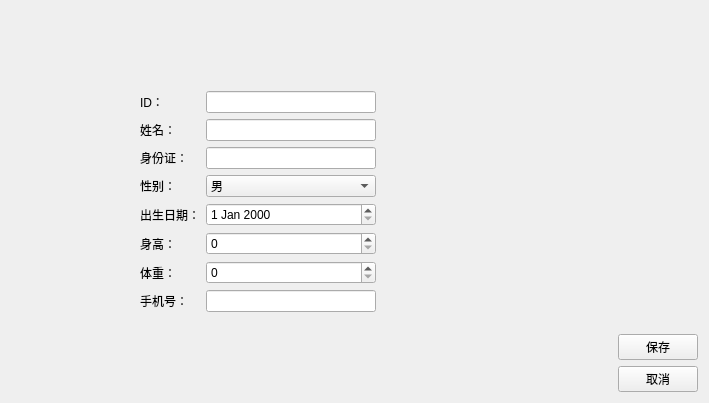
Old version of the form patienteditview.ui in the repository sdn-1/add_new_window.
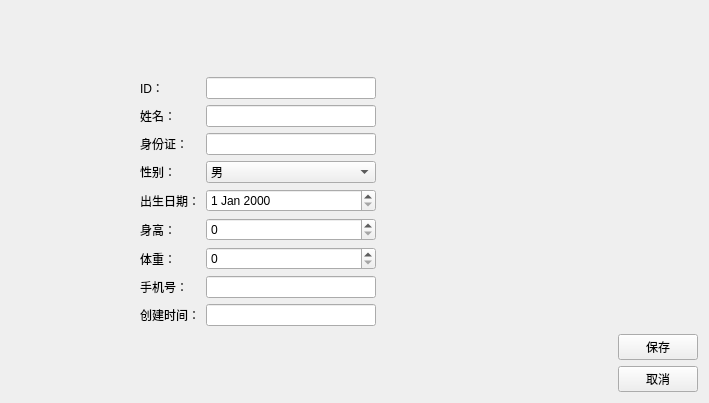
New version of the form.

The edit to the form file:
```diff
--- a/patienteditview.ui
+++ b/patienteditview.ui
@@ -138,7 +138,17 @@
           <widget class="QLineEdit" name="lineEdit_4"/>
          </item>
          <item row="5" column="1">
-          <widget class="QSpinBox" name="spinBox"/>
+          <widget class="QSpinBox" name="dbSpinHeight"/>
+         </item>
+         <item row="8" column="0">
+          <widget class="QLabel" name="label_9">
+           <property name="text">
+            <string>创建时间：</string>
+           </property>
+          </widget>
+         </item>
+         <item row="8" column="1">
+          <widget class="QLineEdit" name="dbCreateTimeStamp"/>
          </item>
         </layout>
        </item>
```
Left out of the diff: 27 changed lines with no effect on the pictures.
